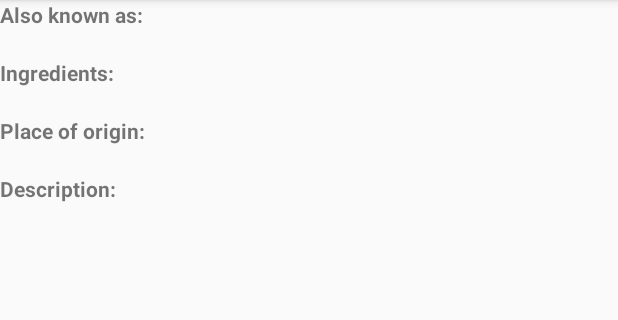
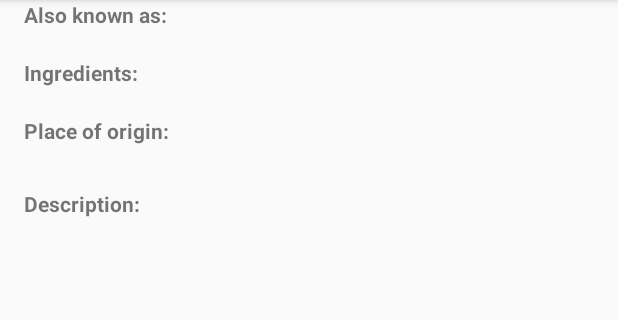
Before and after one commit to sapphireinruby/Amber-sandwich-starter-app, an Android app: the DetailActivity screen opened directly, with no data from a screen before it, on a phone screen of 412 x 824 dp, the part 84-404 px from its top. Run offline under Robolectric (Android 15) with nearby library versions, the light colour scheme and no system bars; our stand-ins replace Picasso; 1 statement that could not run was skipped.

Commit message:
Adjust positioning, adding margin to description label, center the image

```diff
--- a/sandwich-club-starter-code-master/app/src/main/res/layout/activity_detail.xml
+++ b/sandwich-club-starter-code-master/app/src/main/res/layout/activity_detail.xml
@@ -7,7 +7,9 @@
 
     <android.support.constraint.ConstraintLayout
         android:layout_width="match_parent"
-         android:layout_height="wrap_content">
+        android:layout_height="wrap_content"
+        android:layout_marginLeft="16dp"
+        android:layout_marginRight="16dp">
 
         <ImageView
             android:id="@+id/image_iv"
@@ -16,72 +18,72 @@
             android:adjustViewBounds="true"
             android:contentDescription="@string/sandwich_picture_content_description"
             android:scaleType="centerCrop"
-             app:layout_constraintStart_toStartOf="parent"/>
+            app:layout_constraintLeft_toLeftOf="parent"
+            app:layout_constraintRight_toRightOf="parent" />
+            <!--above two lines make the view in center-->
+
 
         <TextView
-             android:id="@+id/textView"
+            android:id="@+id/aka_label"
             android:layout_width="wrap_content"
             android:layout_height="wrap_content"
             android:text="@string/detail_also_known_as_label"
             android:textStyle="bold"
-             app:layout_constraintTop_toBottomOf="@+id/image_iv"/>
+            app:layout_constraintTop_toBottomOf="@+id/image_iv" />
 
         <TextView
             android:id="@+id/also_known_tv"
             android:layout_width="wrap_content"
             android:layout_height="wrap_content"
-             app:layout_constraintTop_toBottomOf="@+id/textView"/>
+            app:layout_constraintTop_toBottomOf="@+id/aka_label" />
 
 
         <TextView
-             android:id="@+id/textView2"
+            android:id="@+id/ing_label"
             android:layout_width="wrap_content"
             android:layout_height="wrap_content"
             android:text="@string/detail_ingredients_label"
             android:textStyle="bold"
-             app:layout_constraintTop_toBottomOf="@+id/also_known_tv"/>
+            app:layout_constraintTop_toBottomOf="@+id/also_known_tv" />
 
         <TextView
             android:id="@+id/ingredients_tv"
             android:layout_width="wrap_content"
             android:layout_height="wrap_content"
-             app:layout_constraintTop_toBottomOf="@+id/textView2"/>
+            app:layout_constraintTop_toBottomOf="@+id/ing_label" />
 
 
         <TextView
-             android:id="@+id/textView3"
+            android:id="@+id/ori_label"
             android:layout_width="wrap_content"
             android:layout_height="wrap_content"
             android:text="@string/detail_place_of_origin_label"
             android:textStyle="bold"
-             app:layout_constraintTop_toBottomOf="@+id/ingredients_tv"/>
+            app:layout_constraintTop_toBottomOf="@+id/ingredients_tv" />
 
 
         <TextView
             android:id="@+id/origin_tv"
             android:layout_width="wrap_content"
             android:layout_height="wrap_content"
-             app:layout_constraintTop_toBottomOf="@+id/textView3"/>
+            app:layout_constraintTop_toBottomOf="@+id/ori_label" />
 
         <TextView
-             android:id="@+id/textView4"
+            android:id="@+id/des_label"
             android:layout_width="wrap_content"
             android:layout_height="wrap_content"
             android:text="@string/detail_description_label"
             android:textStyle="bold"
-             app:layout_constraintTop_toBottomOf="@+id/origin_tv"/>
+            android:layout_marginTop="10dp"
+            app:layout_constraintTop_toBottomOf="@+id/origin_tv" />
+            <!--add margin top to make positioning more consistency with aka & ind \n" -->
 
 
         <TextView
             android:id="@+id/description_tv"
             android:layout_width="wrap_content"
             android:layout_height="wrap_content"
-             app:layout_constraintTop_toBottomOf="@+id/textView4"/>
-
-
-
-
-
+            app:layout_constraintTop_toBottomOf="@+id/des_label" />
 
 
     </android.support.constraint.ConstraintLayout>
```
Lines whose indentation alone changed are shown as unchanged.
